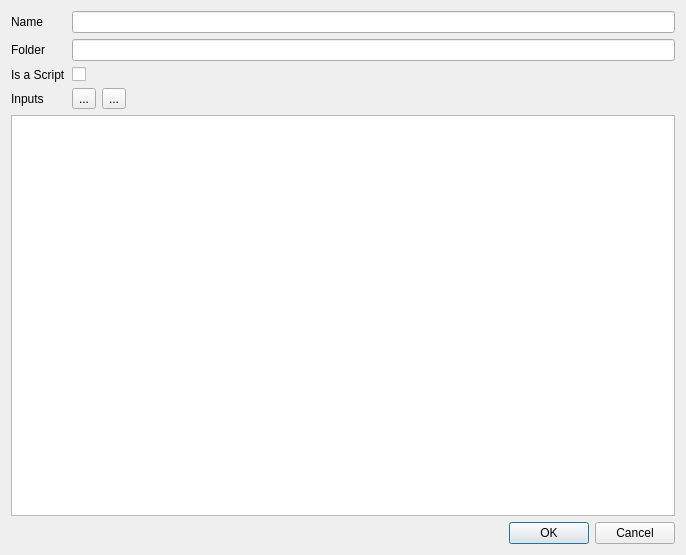
The window that scriptEditorDesigner.ui (Timin8er/KOS-Commander) describes before a commit, drawn with Qt 5.
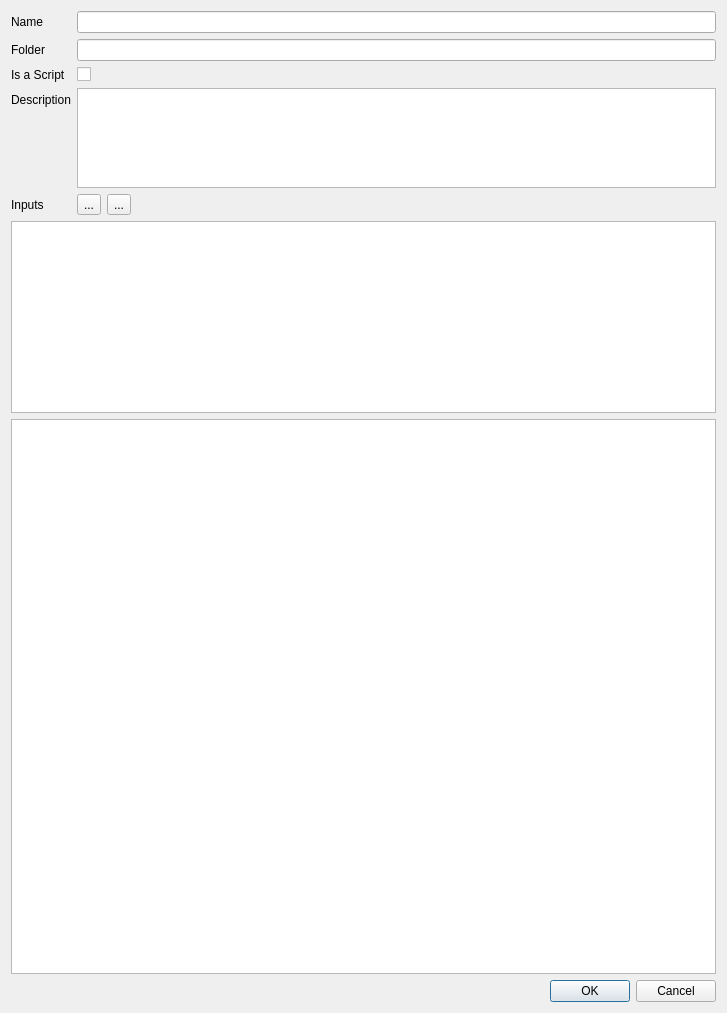
The same window after the commit.

Commit message: Input Objects can now be added to script Objects.

Patch:
```diff
--- a/scriptEditorDesigner.ui
+++ b/scriptEditorDesigner.ui
@@ -6,8 +6,8 @@
    <rect>
     <x>0</x>
     <y>0</y>
-    <width>686</width>
-    <height>555</height>
+    <width>727</width>
+    <height>1013</height>
    </rect>
   </property>
   <property name="windowTitle">
@@ -30,7 +30,7 @@
        </property>
       </widget>
      </item>
-     <item row="3" column="0">
+     <item row="4" column="0">
       <widget class="QLabel" name="label_3">
        <property name="text">
         <string>Inputs</string>
@@ -43,7 +43,7 @@
      <item row="1" column="1">
       <widget class="QLineEdit" name="folderEdit"/>
      </item>
-     <item row="3" column="1">
+     <item row="4" column="1">
       <layout class="QVBoxLayout" name="verticalLayout_2">
        <item>
         <layout class="QHBoxLayout" name="horizontalLayout">
@@ -92,8 +92,47 @@
        </property>
       </widget>
      </item>
+     <item row="3" column="0">
+      <widget class="QLabel" name="label_5">
+       <property name="text">
+        <string>Description</string>
+       </property>
+      </widget>
+     </item>
+     <item row="3" column="1">
+      <widget class="QPlainTextEdit" name="descriptionEdit">
+       <property name="sizePolicy">
+        <sizepolicy hsizetype="Expanding" vsizetype="Maximum">
+         <horstretch>0</horstretch>
+         <verstretch>0</verstretch>
+        </sizepolicy>
+       </property>
+       <property name="maximumSize">
+        <size>
+         <width>16777215</width>
+         <height>100</height>
+        </size>
+       </property>
+      </widget>
+     </item>
     </layout>
    </item>
+   <item>
+    <widget class="QTableView" name="inputsView">
+     <property name="sizePolicy">
+      <sizepolicy hsizetype="Expanding" vsizetype="Maximum">
+       <horstretch>0</horstretch>
+       <verstretch>0</verstretch>
+      </sizepolicy>
+     </property>
+     <property name="maximumSize">
+      <size>
+       <width>16777215</width>
+       <height>300</height>
+      </size>
+     </property>
+    </widget>
+   </item>
    <item>
     <widget class="QPlainTextEdit" name="scriptTextEdit"/>
    </item>
```
Left out of the diff: 2 changed lines with no effect on the pictures. The commit also changes 8 other files.
